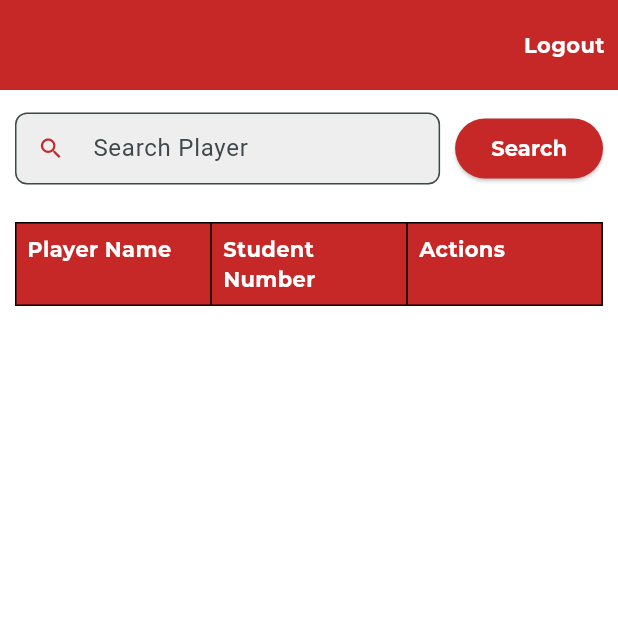
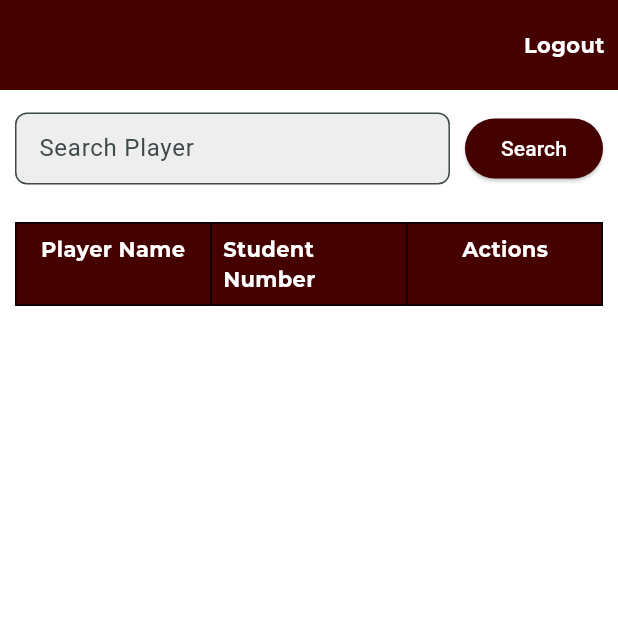
Before and after one commit to kirkmatic/CITCS-Basketball-Training-App, a Flutter app: the CoachesPageWidget screen opened directly, on a phone screen of 412 x 824 dp, the top half of it. Run offline on Flutter 3.47's test engine with Material 3 defaults, Android fonts, the light colour scheme and no system bars; our stand-ins replace cloud_firestore, firebase_auth, firebase_core, google_fonts; accounts and stored records are empty.

Commit message:
fixed table

```diff
--- a/citcs_training_app/lib/screens/coach_screen.dart
+++ b/citcs_training_app/lib/screens/coach_screen.dart
@@ -121,7 +121,7 @@
     return Container(
       width: double.infinity,
       height: 60,
-      color: Colors.red[800],
+      color: const Color(0xFF450100),  // Updated color
       child: Padding(
         padding: const EdgeInsets.symmetric(horizontal: 9),
         child: Row(
@@ -169,10 +169,6 @@
                 hintText: 'Search Player',
                 filled: true,
                 fillColor: Colors.grey[200],
-                prefixIcon: Icon(
-                  Icons.search,
-                  color: Colors.red[800],
-                ),
                 border: OutlineInputBorder(
                   borderRadius: BorderRadius.circular(8),
                 ),
@@ -185,14 +181,11 @@
               _searchUsers(textController.text.trim());
             },
             style: ElevatedButton.styleFrom(
-              backgroundColor: Colors.red[800],
+              backgroundColor: const Color(0xFF450100),  // Updated button color
             ),
-            child: Text(
+            child: const Text(  // Changed to a text instead of an icon
               'Search',
-              style: GoogleFonts.montserrat(
-                color: Colors.white,
-                fontWeight: FontWeight.bold,
-              ),
+              style: TextStyle(color: Colors.white),
             ),
           ),
         ],
@@ -207,7 +200,7 @@
         border: TableBorder.all(),
         children: [
           TableRow(
-            decoration: BoxDecoration(color: Colors.red[800]),
+            decoration: const BoxDecoration(color: Color(0xFF450100)),  // Updated color for the table header
             children: [
               _buildTableCell('Player Name', true),
               _buildTableCell('Student Number', true),
@@ -231,11 +224,13 @@
   Widget _buildTableCell(String text, bool isHeader) {
     return Padding(
       padding: const EdgeInsets.all(8.0),
+      child: Center(  // Centering the content
         child: Text(
           text,
           style: GoogleFonts.montserrat(
             fontWeight: isHeader ? FontWeight.bold : FontWeight.normal,
             color: isHeader ? Colors.white : Colors.black,
+          ),
         ),
       ),
     );
@@ -244,7 +239,9 @@
   Widget _buildActionsCell(Map<String, dynamic> user) {
     return Padding(
       padding: const EdgeInsets.all(8.0),
+      child: Center(  // Centering the icons and buttons
         child: Row(
+          mainAxisAlignment: MainAxisAlignment.center,  // Centering the icons within the row
           children: [
             IconButton(
               icon: Icon(Icons.bar_chart, color: Colors.blue[800]),
@@ -260,6 +257,7 @@
               },
             ),
           ],
+        ),
       ),
     );
   }
```
Lines whose indentation alone changed are shown as unchanged.
